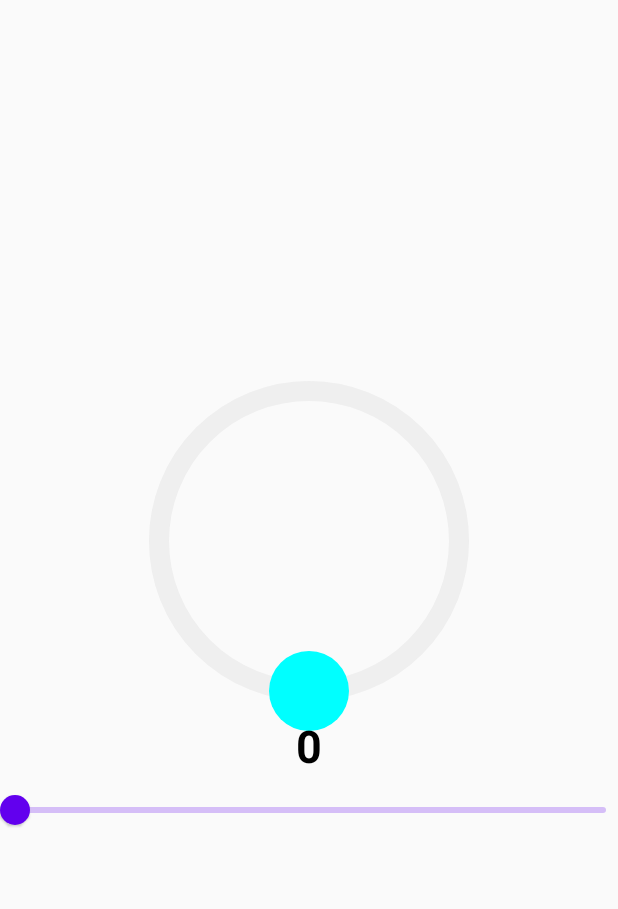
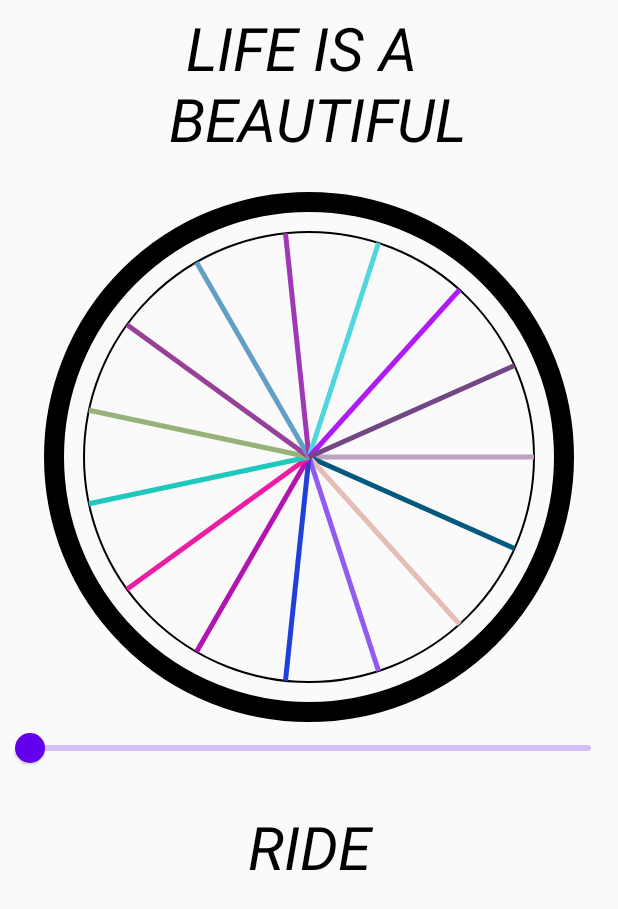
Before and after one commit to PurnenduSamanta/Compose-Transnova-Fintech-Pvt-limited, an Android app built with Jetpack Compose: the screen it shows after launch (CircularSlider before the commit, RotatoryWheel after it), on a phone screen of 412 x 824 dp. Shown: the top 909 px of the screen. Run offline under Robolectric (Android 15) with nearby library versions, the phone set to English and light mode, and no system bars.

Commit message:
Rotatory Wheel added

```diff
--- a/app/src/main/AndroidManifest.xml
+++ b/app/src/main/AndroidManifest.xml
@@ -21,7 +21,7 @@
 
         <!-- android:name=".YourActivityNameToLaunch"-->
         <activity
-            android:name=".customUiComponent.CircularSlider"
+            android:name=".customUiComponent.RotatoryWheel"
             android:exported="true"
             android:label="@string/app_name"
             android:theme="@style/Theme.JetPackCompose"
--- /dev/null
+++ b/app/src/main/java/com/purnendu/compose/customUiComponent/RotatoryWheel.kt
@@ -0,0 +1,171 @@
+package com.purnendu.compose.customUiComponent
+
+import android.os.Bundle
+import android.util.Log
+import androidx.activity.ComponentActivity
+import androidx.activity.compose.setContent
+import androidx.compose.animation.core.*
+import androidx.compose.foundation.Canvas
+import androidx.compose.foundation.layout.*
+import androidx.compose.material.Slider
+import androidx.compose.material.Text
+import androidx.compose.runtime.*
+import androidx.compose.ui.Alignment
+import androidx.compose.ui.Modifier
+import androidx.compose.ui.geometry.Offset
+import androidx.compose.ui.graphics.Color
+import androidx.compose.ui.graphics.drawscope.Stroke
+import androidx.compose.ui.graphics.graphicsLayer
+import androidx.compose.ui.text.font.FontStyle
+import androidx.compose.ui.text.style.TextAlign
+import androidx.compose.ui.unit.dp
+import androidx.compose.ui.unit.sp
+import kotlin.math.cos
+import kotlin.math.roundToInt
+import kotlin.math.sin
+import kotlin.random.Random
+
+class RotatoryWheel : ComponentActivity() {
+
+    override fun onCreate(savedInstanceState: Bundle?) {
+        super.onCreate(savedInstanceState)
+
+        setContent {
+
+
+            Column(
+                modifier = Modifier
+                    .fillMaxSize()
+                    .padding(10.dp),
+                horizontalAlignment = Alignment.CenterHorizontally,
+            ) {
+
+                var frequency by remember {
+                    mutableStateOf(0)
+                }
+
+                val infiniteTransition = rememberInfiniteTransition()
+                val angle by infiniteTransition.animateFloat(
+                    initialValue = 0f,
+                    targetValue = frequency.toFloat() * 360f,
+                    animationSpec = infiniteRepeatable(
+                       animation =
+                       tween(durationMillis = 1000, easing = LinearEasing),
+                        repeatMode =RepeatMode.Restart
+                    )
+                )
+
+                Log.d("frequency", angle.toString())
+
+                Text(
+                    text = "LIFE IS A \n BEAUTIFUL",
+                    fontSize = 40.sp,
+                    color = Color.Black,
+                    textAlign = TextAlign.Center,
+                    fontStyle = FontStyle.Italic
+                )
+
+                Spacer(modifier = Modifier.height(50.dp))
+
+                Wheel(
+                    modifier = Modifier
+                        .graphicsLayer {
+                            rotationZ = angle
+                        },
+             //           .border(color = Color.Black, width = 1.dp),
+                    spokeNo = 15
+                )
+
+                Spacer(modifier = Modifier.height(20.dp))
+
+//                Text(
+//                    text = "$frequency Hz",
+//                    fontWeight = FontWeight.SemiBold,
+//                    fontSize = 30.sp
+//                )
+
+                Slider(
+                    value = frequency.toFloat(),
+                    onValueChange = {
+                        frequency = it.roundToInt()
+                    },
+                    valueRange = 0f..5f,
+                )
+
+                Spacer(modifier = Modifier.height(20.dp))
+
+                Text(
+                    text = "RIDE",
+                    fontSize = 40.sp,
+                    color = Color.Black,
+                    textAlign = TextAlign.Center,
+                    fontStyle = FontStyle.Italic
+                )
+            }
+
+        }
+    }
+}
+
+@Composable
+fun Wheel(
+    modifier: Modifier = Modifier,
+    spokeNo: Int = 12
+) {
+
+    Canvas(modifier = modifier.size(300.dp))
+    {
+
+        val center = center
+        val radius = size.height / 2
+
+        drawCircle(
+            center = center,
+            color = Color.Black,
+            style = Stroke(2f),
+            radius = radius
+        )
+
+        drawCircle(
+            center = center,
+            color = Color.Black,
+            style = Stroke(20f),
+            radius = radius + 30f
+        )
+
+
+        val spokes: Int = if (spokeNo < 12 || spokeNo >= 25)
+            12
+        else
+            findNearestSpokeNo(spokeNo)
+        val incrementAngle = 360 / spokes
+        var angle = 0.0
+        while (angle < 360.0) {
+            val x = (center.x + cos(Math.toRadians(angle)) * radius).toFloat()
+            val y = (center.y + sin(Math.toRadians(angle)) * radius).toFloat()
+
+
+            drawLine(
+                color = Color(
+                    Random.nextFloat(),
+                    Random.nextFloat(),
+                    Random.nextFloat()
+                ),
+                start = center,
+                end = Offset(x, y),
+                strokeWidth = 5f
+            )
+            angle += incrementAngle.toFloat()
+        }
+
+    }
+}
+
+private fun findNearestSpokeNo(spokeNo: Int): Int {
+    var spokes = spokeNo
+    if (360 % spokes != 0) {
+        spokes++
+        spokes = findNearestSpokeNo(spokes)
+    }
+    return spokes
+}
--- a/app/src/main/res/values/strings.xml
+++ b/app/src/main/res/values/strings.xml
@@ -1,3 +1,3 @@
 <resources>
-    <string name="app_name">Custom Slider</string>
+    <string name="app_name">Signature</string>
 </resources>
```
Also changed, not shown: app/src/main/java/com/purnendu/compose/Paint.kt (added, +124 -0 lines).
